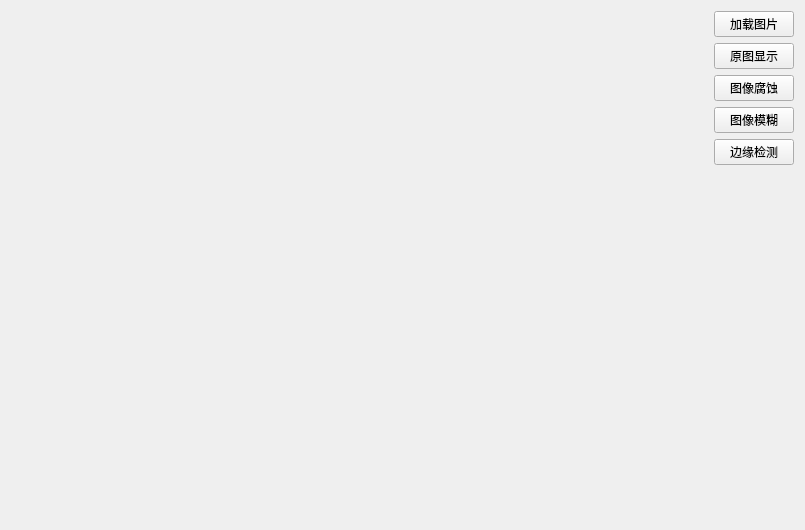
Above: PictureFactory/PictureEditor.ui from fruh1ing/PictureFactory before the change. Below: the same form after it.
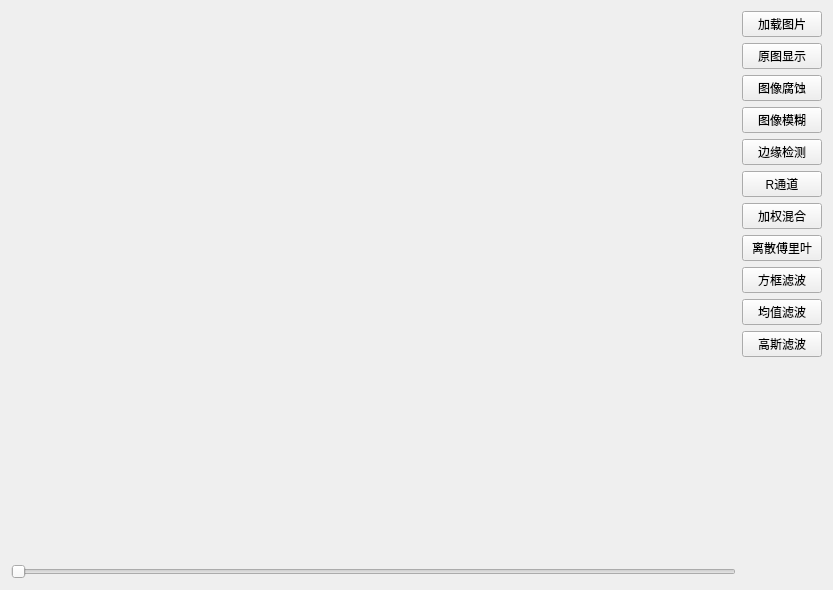
That is the form after the change.

Diff of the .ui file:
```diff
--- a/PictureFactory/PictureEditor.ui
+++ b/PictureFactory/PictureEditor.ui
@@ -6,14 +6,16 @@
    <rect>
     <x>0</x>
     <y>0</y>
-    <width>805</width>
-    <height>530</height>
+    <width>833</width>
+    <height>590</height>
    </rect>
   </property>
   <property name="windowTitle">
    <string>PictureEditor</string>
   </property>
-  <layout class="QHBoxLayout" name="horizontalLayout" stretch="1,0">
+  <layout class="QHBoxLayout" name="horizontalLayout">
+   <item>
+    <layout class="QVBoxLayout" name="verticalLayout_3">
    <item>
     <widget class="QWidget" name="widget" native="true">
      <widget class="QLabel" name="label_pic">
@@ -32,6 +34,15 @@
     </widget>
    </item>
    <item>
+      <widget class="QSlider" name="horizontalSlider">
+       <property name="orientation">
+        <enum>Qt::Horizontal</enum>
+       </property>
+      </widget>
+     </item>
+    </layout>
+   </item>
+   <item>
     <layout class="QVBoxLayout" name="verticalLayout">
      <item>
       <widget class="QPushButton" name="pushButton_load">
@@ -68,6 +79,48 @@
        </property>
       </widget>
      </item>
+     <item>
+      <widget class="QPushButton" name="pushButton_chanR">
+       <property name="text">
+        <string>R通道</string>
+       </property>
+      </widget>
+     </item>
+     <item>
+      <widget class="QPushButton" name="pushButton_weightMix">
+       <property name="text">
+        <string>加权混合</string>
+       </property>
+      </widget>
+     </item>
+     <item>
+      <widget class="QPushButton" name="pushButton_dft">
+       <property name="text">
+        <string>离散傅里叶</string>
+       </property>
+      </widget>
+     </item>
+     <item>
+      <widget class="QPushButton" name="pushButton_box">
+       <property name="text">
+        <string>方框滤波</string>
+       </property>
+      </widget>
+     </item>
+     <item>
+      <widget class="QPushButton" name="pushButton_mean">
+       <property name="text">
+        <string>均值滤波</string>
+       </property>
+      </widget>
+     </item>
+     <item>
+      <widget class="QPushButton" name="pushButton_gauss">
+       <property name="text">
+        <string>高斯滤波</string>
+       </property>
+      </widget>
+     </item>
      <item>
       <spacer name="verticalSpacer">
        <property name="orientation">
```
Lines whose indentation alone changed are shown as unchanged.
